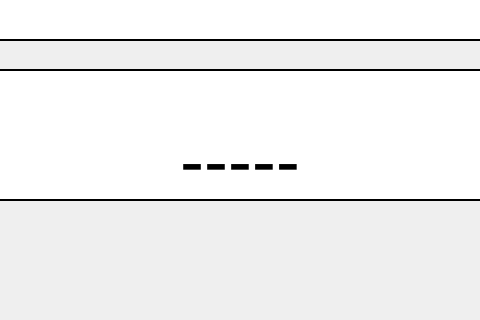
This is MorseCodeLearner/translatorwindow.ui in UofU-CS3505/cs3505-assignment9-the_tigers as Qt 5 draws it before an edit; both pictures show x 359 to 839 and y 171 to 491 of the 1280 by 720 pixel window. The edited form follows.
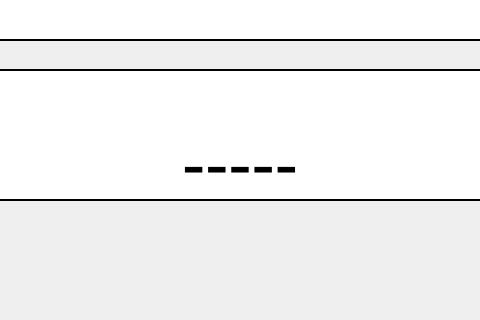
This is the edited form.

Commit message: Fixed kerning, improved paddle illustrations

What changed in the file:
```diff
--- a/MorseCodeLearner/translatorwindow.ui
+++ b/MorseCodeLearner/translatorwindow.ui
@@ -478,8 +478,9 @@
     </property>
     <property name="font">
      <font>
-      <family>Arial</family>
+      <family>OldNewspaperTypes</family>
       <pointsize>54</pointsize>
+      <kerning>false</kerning>
      </font>
     </property>
     <property name="focusPolicy">
```
The commit also changes 7 other files.
